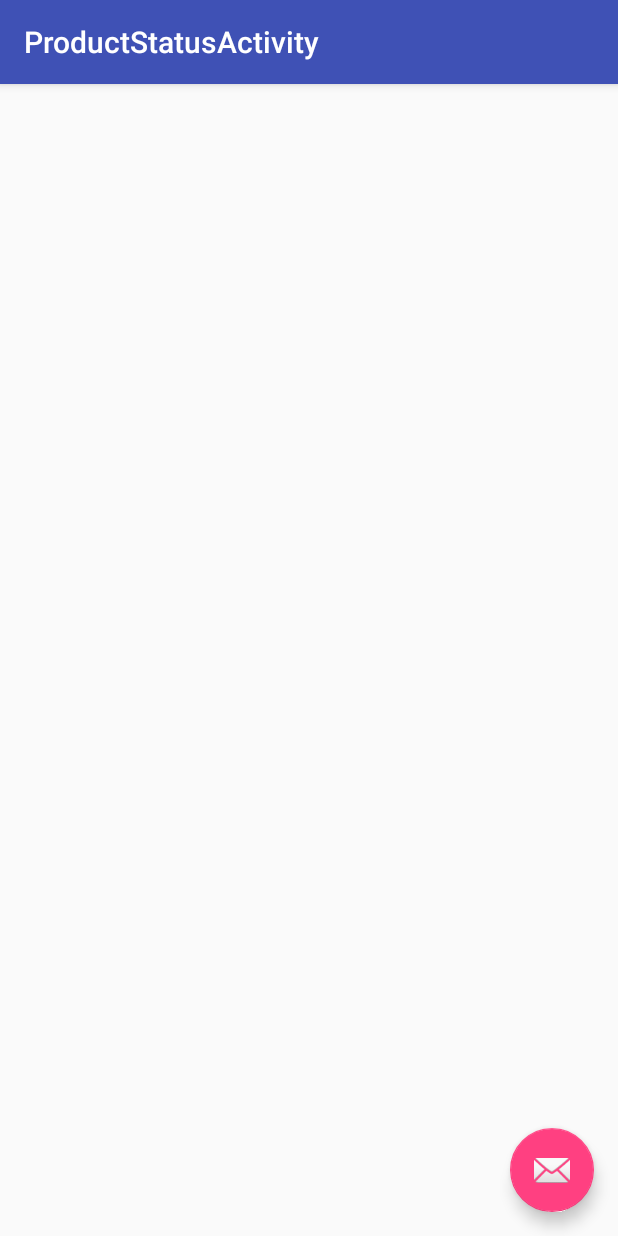
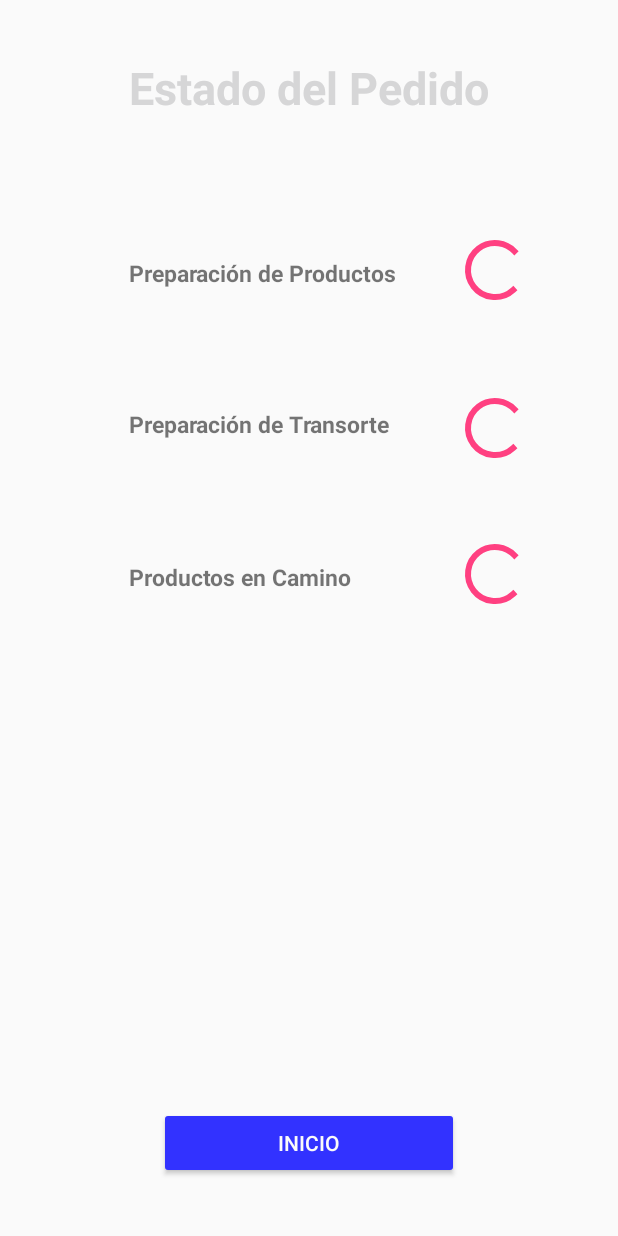
Before and after one commit to Lalox94/SendMessages, an Android app: the ProductStatusActivity screen opened directly, with no data from a screen before it, on a phone screen of 412 x 824 dp. Run offline under Robolectric (Android 15) with nearby library versions, the phone set to English and light mode, and no system bars.

Commit message:
Phase one Completed

```diff
--- a/app/src/main/AndroidManifest.xml
+++ b/app/src/main/AndroidManifest.xml
@@ -32,9 +32,10 @@
 
         <activity android:name=".Activities.StoreActivity" />
         <activity
-            android:name=".Adapters.ProductStatusActivity"
+            android:name=".Activities.ProductStatusActivity"
             android:label="@string/title_activity_product_status"
-            android:theme="@style/AppTheme"></activity>
+            android:theme="@style/AppTheme">
+        </activity>
     </application>
 
 </manifest>
--- a/app/src/main/java/com/example/lalo/sendmessages/Adapters/ProductStatusActivity.java
+++ b/app/src/main/java/com/example/lalo/sendmessages/Activities/ProductStatusActivity.java
@@ -1,4 +1,4 @@
-package com.example.lalo.sendmessages.Adapters;
+package com.example.lalo.sendmessages.Activities;
 
 import android.os.Bundle;
 import android.support.design.widget.FloatingActionButton;
@@ -15,17 +15,7 @@ public class ProductStatusActivity extends AppCompatActivity {
     protected void onCreate(Bundle savedInstanceState) {
         super.onCreate(savedInstanceState);
         setContentView(R.layout.activity_product_status);
-        Toolbar toolbar = (Toolbar) findViewById(R.id.toolbar);
-        setSupportActionBar(toolbar);
 
-        FloatingActionButton fab = (FloatingActionButton) findViewById(R.id.fab);
-        fab.setOnClickListener(new View.OnClickListener() {
-            @Override
-            public void onClick(View view) {
-                Snackbar.make(view, "Replace with your own action", Snackbar.LENGTH_LONG)
-                        .setAction("Action", null).show();
-            }
-        });
     }
 
 }
--- a/app/src/main/res/layout/activity_main.xml
+++ b/app/src/main/res/layout/activity_main.xml
@@ -10,9 +10,8 @@
         android:id="@+id/buttonSearchStores"
         android:layout_width="wrap_content"
         android:layout_height="wrap_content"
-        android:layout_alignParentBottom="true"
         android:layout_centerHorizontal="true"
-        android:layout_marginBottom="37dp"
+        android:layout_centerVertical="true"
         android:background="@color/GreenBlue"
         android:padding="20dp"
         android:text="Buscar Tienda"
--- a/app/src/main/res/layout/activity_product_status.xml
+++ b/app/src/main/res/layout/activity_product_status.xml
@@ -1,33 +1,92 @@
 <?xml version="1.0" encoding="utf-8"?>
-<android.support.design.widget.CoordinatorLayout xmlns:android="http://schemas.android.com/apk/res/android"
+<RelativeLayout xmlns:android="http://schemas.android.com/apk/res/android"
     xmlns:app="http://schemas.android.com/apk/res-auto"
     xmlns:tools="http://schemas.android.com/tools"
     android:layout_width="match_parent"
     android:layout_height="match_parent"
-    tools:context="com.example.lalo.sendmessages.Adapters.ProductStatusActivity">
+    tools:context="com.example.lalo.sendmessages.Activities.ProductStatusActivity">
 
-    <android.support.design.widget.AppBarLayout
-        android:layout_width="match_parent"
-        android:layout_height="wrap_content"
-        android:theme="@style/AppTheme.AppBarOverlay">
 
-        <android.support.v7.widget.Toolbar
-            android:id="@+id/toolbar"
-            android:layout_width="match_parent"
-            android:layout_height="?attr/actionBarSize"
-            android:background="?attr/colorPrimary"
-            app:popupTheme="@style/AppTheme.PopupOverlay" />
-
-    </android.support.design.widget.AppBarLayout>
-
-    <include layout="@layout/content_product_status" />
-
-    <android.support.design.widget.FloatingActionButton
-        android:id="@+id/fab"
+    <TextView
+        android:id="@+id/textView"
         android:layout_width="wrap_content"
         android:layout_height="wrap_content"
-        android:layout_gravity="bottom|end"
-        android:layout_margin="@dimen/fab_margin"
-        app:srcCompat="@android:drawable/ic_dialog_email" />
+        android:layout_alignParentTop="true"
+        android:layout_centerHorizontal="true"
+        android:layout_marginTop="38dp"
+        android:text="Estado del Pedido"
+        android:textColor="@color/materialize_primary"
+        android:textSize="30dp"
+        android:textStyle="bold" />
 
-</android.support.design.widget.CoordinatorLayout>
+    <Button
+        android:id="@+id/button3"
+        android:theme="@style/AppTheme.Button"
+        android:layout_width="200dp"
+        android:layout_height="wrap_content"
+        android:layout_alignParentBottom="true"
+        android:layout_centerHorizontal="true"
+        android:layout_marginBottom="38dp"
+        android:text="INICIO" />
+
+    <TextView
+        android:id="@+id/textView5"
+        android:layout_width="wrap_content"
+        android:layout_height="wrap_content"
+        android:layout_above="@+id/textView6"
+        android:layout_alignStart="@+id/textView"
+        android:layout_marginBottom="11dp"
+        android:text="Preparación de Productos"
+        android:textSize="15dp"
+        android:textStyle="bold" />
+
+    <ProgressBar
+        android:id="@+id/progressBar8"
+        style="?android:attr/progressBarStyle"
+        android:layout_width="wrap_content"
+        android:layout_height="wrap_content"
+        android:layout_below="@+id/textView"
+        android:layout_marginTop="77dp"
+        android:layout_toEndOf="@+id/button3" />
+
+    <TextView
+        android:id="@+id/textView6"
+        android:layout_width="wrap_content"
+        android:layout_height="20dp"
+        android:layout_alignStart="@+id/textView5"
+        android:layout_below="@+id/progressBar8"
+        android:layout_marginTop="68dp"
+        android:text="Preparación de Transorte"
+        android:textSize="15dp"
+        android:textStyle="bold" />
+
+    <TextView
+        android:id="@+id/textView7"
+        android:layout_width="wrap_content"
+        android:layout_height="20dp"
+        android:layout_alignStart="@+id/textView6"
+        android:layout_below="@+id/textView6"
+        android:layout_marginTop="82dp"
+        android:text="Productos en Camino"
+        android:textSize="15dp"
+        android:textStyle="bold" />
+
+    <ProgressBar
+        android:id="@+id/progressBar9"
+        style="?android:attr/progressBarStyle"
+        android:layout_width="wrap_content"
+        android:layout_height="wrap_content"
+        android:layout_alignEnd="@+id/progressBar8"
+        android:layout_below="@+id/progressBar8"
+        android:layout_marginTop="57dp" />
+
+    <ProgressBar
+        android:id="@+id/progressBar10"
+        style="?android:attr/progressBarStyle"
+        android:layout_width="wrap_content"
+        android:layout_height="wrap_content"
+        android:layout_alignEnd="@+id/progressBar9"
+        android:layout_below="@+id/progressBar9"
+        android:layout_marginTop="49dp" />
+
+</RelativeLayout>
--- a/app/src/main/res/layout/content_product_status.xml
+++ /dev/null
@@ -1,13 +0,0 @@
-<?xml version="1.0" encoding="utf-8"?>
-<android.support.constraint.ConstraintLayout xmlns:android="http://schemas.android.com/apk/res/android"
-    xmlns:app="http://schemas.android.com/apk/res-auto"
-    xmlns:tools="http://schemas.android.com/tools"
-    android:layout_width="match_parent"
-    android:layout_height="match_parent"
-    app:layout_behavior="@string/appbar_scrolling_view_behavior"
-    tools:context="com.example.lalo.sendmessages.Adapters.ProductStatusActivity"
-    tools:showIn="@layout/activity_product_status">
-
-
-
-</android.support.constraint.ConstraintLayout>
--- a/app/src/main/res/values-v21/styles.xml
+++ b/app/src/main/res/values-v21/styles.xml
@@ -3,8 +3,8 @@
 
     <style name="AppTheme" parent="Theme.AppCompat.Light.NoActionBar">
         <!-- Customize your theme here. -->
-        <item name="colorPrimary">@color/colorPrimary</item>
-        <item name="colorPrimaryDark">@color/colorPrimaryDark</item>
+        <item name="colorPrimary">@color/GreenBlue</item>
+        <item name="colorPrimaryDark">@color/GreenBlue</item>
         <item name="colorAccent">@color/colorAccent</item>
 
     </style>
--- a/app/src/main/res/values/colors.xml
+++ b/app/src/main/res/values/colors.xml
@@ -9,7 +9,7 @@
     <color name="White">#fafafa</color>
     <color name="material_green_50">#E8F5E9</color>
     <color name="material_green_500">#4CAF50</color>
-    <color name="material_green_700">#388E3C</color>
+    <color name="material_green_700">#388e3c</color>
     <color name="material_green_a200">#69F0AE</color>
     <color name="material_lime_a700">#AEEA00</color>
     <color name="material_purple_a700">#AA00FF</color>
--- a/app/src/main/res/values/strings.xml
+++ b/app/src/main/res/values/strings.xml
@@ -1,5 +1,5 @@
 <resources>
-    <string name="app_name">SendMessages</string>
+    <string name="app_name">Domily</string>
 
     <!-- TODO: Remove or change this placeholder text -->
     <string name="hello_blank_fragment">Hello blank fragment</string>
--- a/app/src/main/res/values/styles.xml
+++ b/app/src/main/res/values/styles.xml
@@ -3,8 +3,8 @@
     <!-- Base application theme. -->
     <style name="AppTheme" parent="Theme.AppCompat.Light.NoActionBar">
         <!-- Customize your theme here. -->
-        <item name="colorPrimary">@color/colorPrimary</item>
-        <item name="colorPrimaryDark">@color/colorPrimaryDark</item>
+        <item name="colorPrimary">@color/GreenBlue</item>
+        <item name="colorPrimaryDark">@color/GreenBlue</item>
         <item name="colorAccent">@color/colorAccent</item>
     </style>
 
@@ -22,7 +22,6 @@
         <item name="colorPrimary">@color/GreenBlue</item>
         <item name="colorPrimaryDark">@color/GreenBlue</item>
         <item name="colorAccent">@color/material_purple_a700</item>
-
         <item name="colorControlNormal">@color/GreenBlue</item>
         <item name="colorControlActivated">@color/Blue</item>
         <item name="colorControlHighlight">@color/GreenBlue</item>
```
Also changed, not shown: app/src/main/java/com/example/lalo/sendmessages/Activities/MainActivity.java (+3 -5 lines), app/src/main/java/com/example/lalo/sendmessages/Fragments/StoreProductListTab.java (+14 -3 lines), app/src/main/res/drawable/access_time.xml (added, +9 -0 lines), app/src/main/res/drawable/location.xml (added, +9 -0 lines), app/src/main/res/drawable/phone_black.xml (added, +9 -0 lines), app/src/main/res/drawable/domily_logo.png, 1 other file.
